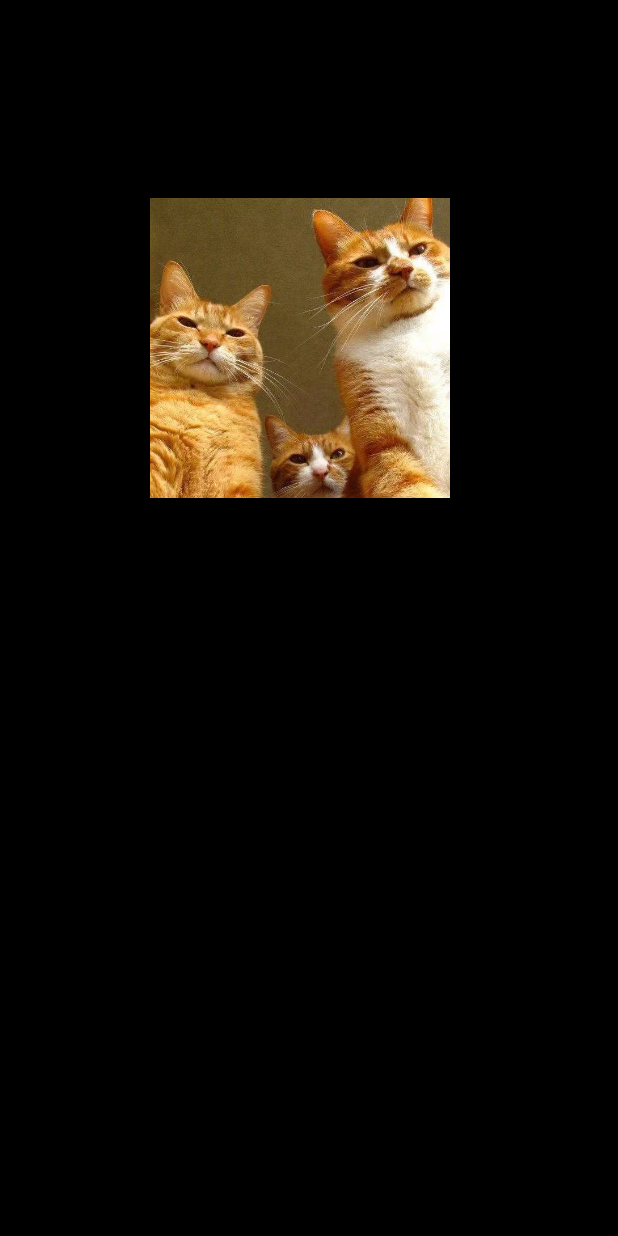
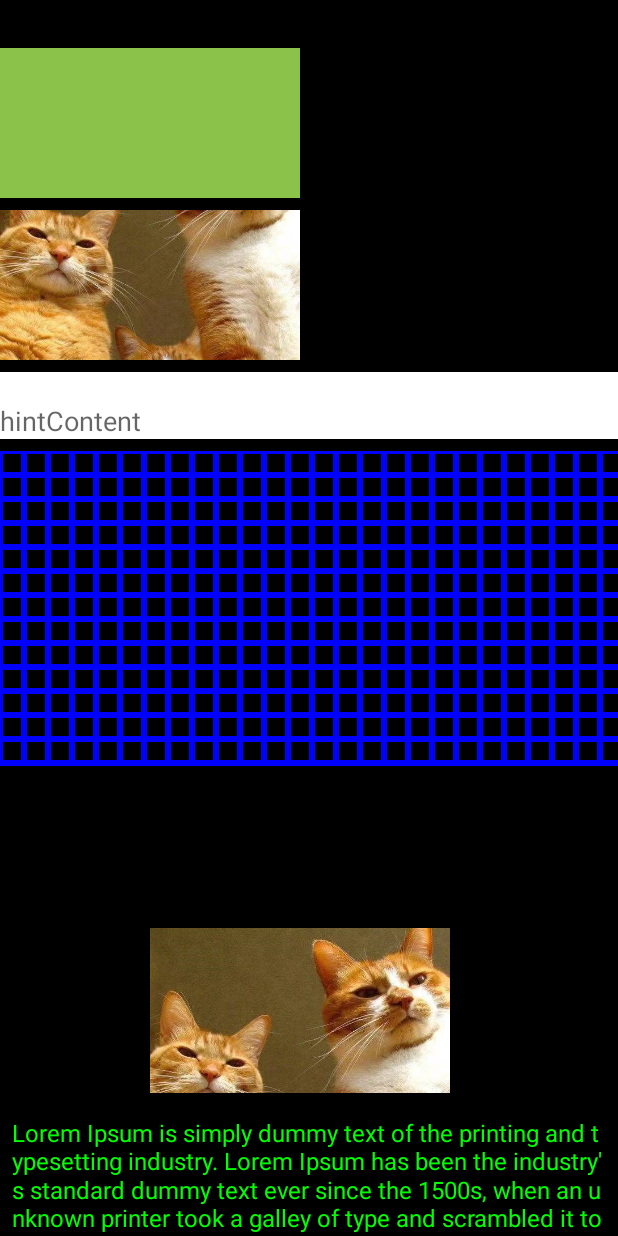
Before and after one commit to yukaida/ExampleApp, an Android app built with Jetpack Compose: the screen it shows after launch (AnimateActivity before the commit, CustomViewActivity after it), on a phone screen of 412 x 824 dp. Run offline under Robolectric (Android 15) with nearby library versions, the phone set to English and light mode, and no system bars; plain views replace CanvasView.

Commit message:
添加 touch 部分

```diff
--- a/app/src/main/java/com/yukaida/exampleapplication/view/CustomViewActivity.kt
+++ b/app/src/main/java/com/yukaida/exampleapplication/view/CustomViewActivity.kt
@@ -11,9 +11,11 @@ import android.provider.MediaStore
 import android.util.Log
 import android.view.animation.*
 import android.widget.SeekBar
+import android.widget.Toast
 import androidx.core.view.WindowCompat
 import com.yukaida.exampleapplication.R
 import com.yukaida.exampleapplication.databinding.ActivityCustomViewBinding
+import com.yukaida.exampleapplication.view.touch.TouchTestView
 import kotlin.concurrent.thread
 
 //自定义view at
@@ -32,7 +34,17 @@ class CustomViewActivity : AppCompatActivity() {
 
         WindowCompat.setDecorFitsSystemWindows(window, false)
 
+        //animator
         with(vb) {
+//            vb.root.setOnClickListener {
+//                Toast.makeText(
+//                    this@CustomViewActivity,
+//                    "rootView has been clicked",
+//                    Toast.LENGTH_SHORT
+//                ).show()
+//            }
+
+
             //属性动画
             circleView.setOnClickListener {
 //                circleView.upAddProgress(10)
@@ -105,8 +117,7 @@ class CustomViewActivity : AppCompatActivity() {
 
 
         }
-
-
+        //layout
         with(vb) {
             seekbarWidth.setOnSeekBarChangeListener(object : SeekBar.OnSeekBarChangeListener {
                 override fun onProgressChanged(
@@ -119,7 +130,7 @@ class CustomViewActivity : AppCompatActivity() {
                         "onProgressChanged() called with: seekBar = $seekBar, progress = $progress, fromUser = $fromUser"
                     )
                     if (progress > 10) {
-                        measureLayoutView.widthInput = progress*10
+                        measureLayoutView.widthInput = progress * 10
                     }
                 }
 
@@ -142,7 +153,7 @@ class CustomViewActivity : AppCompatActivity() {
                         "onProgressChanged() called with: seekBar = $seekBar, progress = $progress, fromUser = $fromUser"
                     )
                     if (progress > 10) {
-                        measureLayoutView.heightInput = progress*10
+                        measureLayoutView.heightInput = progress * 10
                     }
                 }
 
@@ -155,5 +166,14 @@ class CustomViewActivity : AppCompatActivity() {
             })
 
         }
+        //touchEvent
+        with(vb) {
+            touchTestView.performClick()
+
+            touchTestView.setOnClickListener {
+                Log.d(TAG, "onCreate: touchTestView has been click")
+            }
+//            touchTestView.callOnClick()
+        }
     }
 }
--- a/app/src/main/java/com/yukaida/exampleapplication/view/animate/AnimateActivity.kt
+++ b/app/src/main/java/com/yukaida/exampleapplication/view/animate/AnimateActivity.kt
@@ -80,12 +80,12 @@ class AnimateActivity : AppCompatActivity() {
             }
         }
 
-        val bitmap = Bitmap.createBitmap(100, 100, Bitmap.Config.ARGB_8888)
-        val drawable=bitmap.toDrawable(resources)
-        drawable.toBitmap()
-
-        val drawable2=ColorDrawable()
-        drawable2.toBitmap()
+//        val bitmap = Bitmap.createBitmap(100, 100, Bitmap.Config.ARGB_8888)
+//        val drawable=bitmap.toDrawable(resources)
+//        drawable.toBitmap()
+//
+//        val drawable2=ColorDrawable()
+//        drawable2.toBitmap()
 
 
     }
--- /dev/null
+++ b/app/src/main/java/com/yukaida/exampleapplication/view/customView/MaterialEditText.kt
@@ -0,0 +1,75 @@
+package com.yukaida.exampleapplication.view.customView
+
+import android.animation.ObjectAnimator
+import android.content.Context
+import android.graphics.Paint
+import android.util.AttributeSet
+import android.view.View
+import android.graphics.Canvas
+import android.graphics.Color
+import androidx.appcompat.widget.AppCompatEditText
+import com.yukaida.exampleapplication.utils.px
+
+class MaterialEditText(context: Context, attributeSet: AttributeSet) :
+    AppCompatEditText(context, attributeSet) {
+
+    val topTextSize = 12f.px
+    val topTextPadding = 8f.px
+
+    val paint = Paint(Paint.ANTI_ALIAS_FLAG).apply {
+        textSize = topTextSize
+        color = Color.BLUE
+    }
+
+    var topTextAlpha = 0f
+        set(value) {
+            field = value
+            invalidate()
+        }
+
+    var isTopTextIsShowing = false
+
+    init {
+        setPadding(
+            paddingLeft,
+            topTextSize.toInt() + topTextPadding.toInt() + paddingTop,
+            paddingRight,
+            paddingBottom
+        )
+    }
+
+
+    override fun onDraw(canvas: Canvas) {
+        super.onDraw(canvas)
+
+        with(canvas) {
+            paint.alpha = (topTextAlpha * 0xff).toInt()
+
+            drawText(
+                hint.toString(),
+                paddingLeft.toFloat() + 2f.px,
+                topTextSize + topTextPadding,
+                paint
+            )
+
+        }
+    }
+
+    override fun onTextChanged(
+        text: CharSequence?,
+        start: Int,
+        lengthBefore: Int,
+        lengthAfter: Int
+    ) {
+        super.onTextChanged(text, start, lengthBefore, lengthAfter)
+        if (!isTopTextIsShowing && !text.isNullOrBlank()) {
+            var alphaAnimation = ObjectAnimator.ofFloat(this, "topTextAlpha", 0f, 1f)
+            alphaAnimation.start()
+            isTopTextIsShowing=true
+        } else if (isTopTextIsShowing && text.isNullOrBlank()) {
+            var alphaAnimation = ObjectAnimator.ofFloat(this, "topTextAlpha", 1f, 0f)
+            alphaAnimation.start()
+            isTopTextIsShowing=false
+        }
+    }
+}
--- /dev/null
+++ b/app/src/main/java/com/yukaida/exampleapplication/view/customView/MeshDrawable.kt
@@ -0,0 +1,50 @@
+package com.yukaida.exampleapplication.view.customView
+
+import android.content.Context
+import android.graphics.Paint
+import android.util.AttributeSet
+import android.view.View
+import android.graphics.Canvas
+import android.graphics.Color
+import android.graphics.ColorFilter
+import android.graphics.drawable.Drawable
+import android.icu.text.ListFormatter.Width
+import com.yukaida.exampleapplication.utils.px
+import okhttp3.internal.toHexString
+
+//自定义drawable
+class MeshDrawable : Drawable() {
+
+    val paint = Paint().apply {
+        color = Color.BLUE
+        strokeWidth = 4f.px
+    }
+
+    override fun draw(canvas: Canvas) {
+        var offsetX = 0f
+        while (offsetX < bounds.right) {
+            canvas.drawLine(offsetX, 0f, offsetX, bounds.height().toFloat(), paint)
+            offsetX += 16f.px
+        }
+
+        var offsetY = 0f
+        while (offsetY < bounds.bottom) {
+            canvas.drawLine(0f, offsetY, bounds.right.toFloat(), offsetY, paint)
+            offsetY += 16f.px
+        }
+
+    }
+
+    override fun setAlpha(alpha: Int) {
+        paint.alpha = alpha
+    }
+
+    override fun setColorFilter(colorFilter: ColorFilter?) {
+        paint.colorFilter = colorFilter
+    }
+
+    @Deprecated("Deprecated in Java", ReplaceWith("paint.alpha"))
+    override fun getOpacity(): Int {
+        return paint.alpha
+    }
+}
--- /dev/null
+++ b/app/src/main/java/com/yukaida/exampleapplication/view/customView/MeshView.kt
@@ -0,0 +1,36 @@
+package com.yukaida.exampleapplication.view.customView
+
+import android.content.Context
+import android.graphics.Paint
+import android.util.AttributeSet
+import android.view.View
+import android.graphics.Canvas
+import com.yukaida.exampleapplication.utils.px
+
+class MeshView(context: Context, attributeSet: AttributeSet) : View(context, attributeSet) {
+    val paint = Paint(Paint.ANTI_ALIAS_FLAG).apply {
+
+
+    }
+
+    val meshDrawable = MeshDrawable().apply {
+//        setBounds(0, 0, width, height)
+    }
+
+
+    override fun onDraw(canvas: Canvas) {
+        super.onDraw(canvas)
+
+        with(canvas) {
+            meshDrawable.setBounds(0, 0, width, height)
+            meshDrawable.draw(canvas)
+
+//            var offsetX = 0f
+//            while (offsetX < width) {
+//                canvas.drawLine(offsetX, 0f, offsetX, height.toFloat(), paint)
+//                offsetX += 16f.px
+//            }
+        }
+    }
+
+}
--- /dev/null
+++ b/app/src/main/java/com/yukaida/exampleapplication/view/customView/SquareImageView.kt
@@ -0,0 +1,40 @@
+package com.yukaida.exampleapplication.view.customView
+
+import android.content.Context
+import android.graphics.Paint
+import android.util.AttributeSet
+import android.view.View
+import android.graphics.Canvas
+import androidx.appcompat.widget.AppCompatImageView
+import com.yukaida.exampleapplication.utils.px
+import kotlin.math.min
+
+class SquareImageView(context: Context, attributeSet: AttributeSet) :
+    AppCompatImageView(context, attributeSet) {
+    val paint = Paint(Paint.ANTI_ALIAS_FLAG).apply {
+
+
+    }
+
+    val widthWant = 300f.px
+    val heightWant = 400f.px
+
+    override fun onMeasure(widthMeasureSpec: Int, heightMeasureSpec: Int) {
+        super.onMeasure(widthMeasureSpec, heightMeasureSpec)
+
+        val widthFinal = resolveSize(widthWant.toInt(), widthMeasureSpec)
+        val heightFinal = resolveSize(heightWant.toInt(), heightMeasureSpec)
+
+//        val size = min(measuredHeight, measuredWidth)
+        setMeasuredDimension(widthFinal, heightFinal)
+    }
+
+    override fun onDraw(canvas: Canvas) {
+        super.onDraw(canvas)
+
+        with(canvas) {
+
+        }
+    }
+
+}
--- /dev/null
+++ b/app/src/main/java/com/yukaida/exampleapplication/view/touch/TouchTestView.kt
@@ -0,0 +1,41 @@
+package com.yukaida.exampleapplication.view.touch
+
+import android.content.Context
+import android.graphics.Paint
+import android.util.AttributeSet
+import android.view.View
+import android.graphics.Canvas
+import android.util.Log
+import android.view.MotionEvent
+import android.widget.Toast
+import androidx.compose.ui.platform.LocalDensity
+
+class TouchTestView(context: Context, attributeSet: AttributeSet) : View(context, attributeSet) {
+    val tag = "TouchTestView"
+
+    val paint = Paint(Paint.ANTI_ALIAS_FLAG).apply {
+
+
+    }
+
+    override fun onDraw(canvas: Canvas) {
+        super.onDraw(canvas)
+
+        with(canvas) {
+
+        }
+    }
+
+
+    override fun onTouchEvent(event: MotionEvent): Boolean {
+        Log.d(tag, "onTouchEvent: ${event.toString()}")
+
+//        if (event.action == MotionEvent.ACTION_UP) {
+//            Toast.makeText(context, "click!", Toast.LENGTH_SHORT).show()
+//        }
+//
+//
+//        return true
+        return super.onTouchEvent(event)
+    }
+}
--- a/app/src/main/res/layout/activity_custom_view.xml
+++ b/app/src/main/res/layout/activity_custom_view.xml
@@ -12,13 +12,44 @@
     <LinearLayout
         android:id="@+id/linearLayout"
         android:layout_width="match_parent"
-        android:layout_height="match_parent"
+        android:layout_height="wrap_content"
         android:orientation="vertical">
 
         <!--    <com.yukaida.exampleapplication.view.CanvasView-->
         <!--        android:id="@+id/customView"-->
         <!--        android:layout_width="match_parent"-->
         <!--        android:layout_height="match_parent" />-->
+
+        <ViewStub
+            android:layout_width="100dp"
+            android:layout_height="match_parent" />
+
+        <com.yukaida.exampleapplication.view.touch.TouchTestView
+            android:id="@+id/touchTestView"
+            android:tooltipText="hhh"
+            android:layout_width="200dp"
+            android:layout_height="100dp"
+            android:background="@color/green"
+            android:layout_marginBottom="8dp" />
+
+        <com.yukaida.exampleapplication.view.customView.SquareImageView
+            android:layout_width="200dp"
+            android:layout_height="100dp"
+            android:layout_marginBottom="8dp"
+            android:scaleType="centerCrop"
+            android:src="@drawable/cat" />
+
+        <com.yukaida.exampleapplication.view.customView.MaterialEditText
+            android:layout_width="match_parent"
+            android:layout_height="wrap_content"
+            android:layout_marginBottom="8dp"
+            android:background="@color/white"
+            android:hint="hintContent" />
+
+        <com.yukaida.exampleapplication.view.customView.MeshView
+            android:layout_width="match_parent"
+            android:layout_height="210dp"
+            android:layout_marginBottom="8dp" />
 
         <com.yukaida.exampleapplication.view.customView.CustomCameraView
             android:layout_width="match_parent"
--- a/app/src/main/res/values/strings.xml
+++ b/app/src/main/res/values/strings.xml
@@ -2,4 +2,5 @@
     <string name="app_name">Example</string>
     <!-- TODO: Remove or change this placeholder text -->
     <string name="hello_blank_fragment">Hello blank fragment</string>
+    <string name="title_activity_compose">ComposeActivity</string>
 </resources>
```
Also changed, not shown: app/build.gradle (+23 -1 lines), app/src/main/AndroidManifest.xml (+23 -10 lines), app/src/main/java/com/yukaida/exampleapplication/compose/ComposeActivity.kt (added, +46 -0 lines), app/src/main/java/com/yukaida/exampleapplication/compose/ui/theme/Color.kt (added, +11 -0 lines), app/src/main/java/com/yukaida/exampleapplication/compose/ui/theme/Theme.kt (added, +70 -0 lines), app/src/main/java/com/yukaida/exampleapplication/compose/ui/theme/Type.kt (added, +34 -0 lines).
